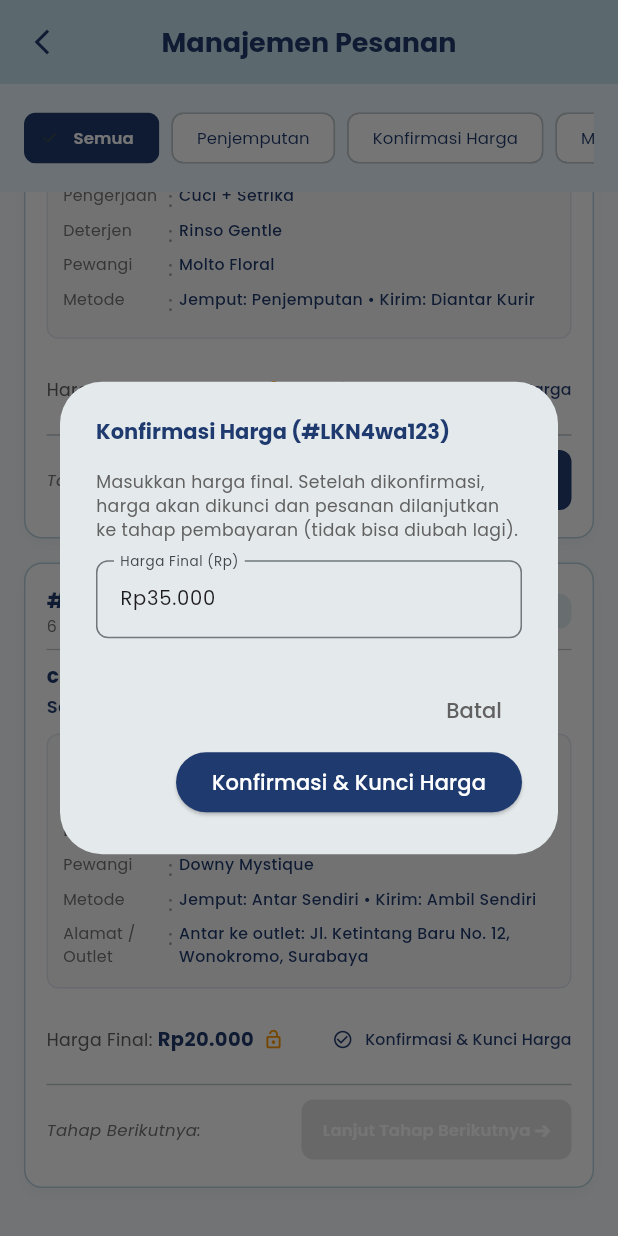
After one commit to 24051214082/laundry-mobile, a Flutter app: the ManageOrdersPage screen opened by its route, scrolled down 268 dp, after a tap on "Konfirmasi & Kunci Harga", on a phone screen of 412 x 824 dp. The commit adds this screen. Run offline on Flutter 3.47's test engine with Material 3 defaults, Android fonts, the phone set to English and light mode, and no system bars; our stand-ins replace google_fonts.

Commit message:
manaj pesanan sementara -onel

```diff
--- a/lib/main.dart
+++ b/lib/main.dart
@@ -3,7 +3,6 @@ import 'package:google_fonts/google_fonts.dart';
 import 'admin_chat_list_page.dart';
 import 'admin_chat_room_page.dart';
 import 'admin_notification_page.dart';
-
 import 'login_page.dart';
 import 'signup_page.dart';
 import 'home_page.dart';
@@ -21,6 +20,7 @@ import 'profile_page.dart';
 import 'admin_home_page.dart';
 import 'rekapitulasi_transaksi.dart';
 import 'admin_profile_page.dart';
+import 'manage_orders_page.dart';
 
 void main() {
   WidgetsFlutterBinding.ensureInitialized();
@@ -68,6 +68,7 @@ class MyApp extends StatelessWidget {
         '/admin-notification': (context) => const AdminNotificationPage(),
         '/admin-chat-room': (context) => const AdminChatRoomPage(),
         '/admin-chat': (context) => const AdminChatListPage(),
+        '/manage-orders': (context) => const ManageOrdersPage(),
       },
     );
   }
--- /dev/null
+++ b/lib/manage_orders_page.dart
@@ -0,0 +1,566 @@
+import 'package:flutter/material.dart';
+import 'package:google_fonts/google_fonts.dart';
+import 'order_confirmation_page.dart';
+
+class ManageOrdersPage extends StatefulWidget {
+  const ManageOrdersPage({super.key});
+
+  @override
+  State<ManageOrdersPage> createState() => _ManageOrdersPageState();
+}
+
+class AdminOrderModel {
+  final String id;
+  final String customerName;
+  final String orderDate;
+  final OrderSummary summary;
+  String status;
+  String finalPrice;
+  bool isPriceLocked;
+
+  AdminOrderModel({
+    required this.id,
+    required this.customerName,
+    required this.orderDate,
+    required this.summary,
+    required this.status,
+    required this.finalPrice,
+    this.isPriceLocked = false,
+  });
+}
+
+class _ManageOrdersPageState extends State<ManageOrdersPage> {
+  // Filter utama yang dipilih di navbar
+  String _activeFilter = 'Semua';
+
+  final List<String> _statusSequence = [
+    'Penjemputan',
+    'Konfirmasi Harga',
+    'Menunggu Pembayaran',
+    'Waiting',
+    'Pencucian',
+    'Pengeringan',
+    'Penyetrikaan',
+    'Pengantaran',
+    'Menunggu Pengambilan',
+    'Selesai',
+  ];
+
+  final List<AdminOrderModel> _orders = [
+    AdminOrderModel(
+      id: '#LKN4wa123',
+      customerName: 'cust a',
+      orderDate: '6 November 2026, 09:00 WIB',
+      status: 'Penjemputan',
+      finalPrice: 'Rp35.000',
+      isPriceLocked: false,
+      summary: const OrderSummary(
+        jenisLaundry: 'Laundry Kiloan',
+        kecepatan: 'Reguler',
+        pengerjaan: 'Cuci + Setrika',
+        deterjen: 'Rinso Gentle',
+        pewangi: 'Molto Floral',
+        metode: 'Jemput: Penjemputan • Kirim: Diantar Kurir',
+        jadwal: '6 November 2026, 09:00 WIB',
+        alamat: 'Jl. Ketintang Madya No. 45, Surabaya',
+        biaya: [
+          CostItem('Tarif minimum kiloan (7kg)', 'Rp20.000'),
+          CostItem('Layanan Cuci + Setrika', 'Rp5.000'),
+          CostItem('Deterjen (Rinso Gentle)', 'Rp1.000'),
+          CostItem('Pewangi (Molto Floral)', 'Rp1.000'),
+        ],
+        subtotal: 'Rp35.000',
+      ),
+    ),
+    AdminOrderModel(
+      id: '#LKN4wa456',
+      customerName: 'cust b',
+      orderDate: '6 November 2026, 10:15 WIB',
+      status: 'Konfirmasi Harga',
+      finalPrice: 'Rp20.000',
+      isPriceLocked: false,
+      summary: const OrderSummary(
+        jenisLaundry: 'Satuan: Jaket Jeans',
+        kecepatan: 'Reguler',
+        pengerjaan: 'Cuci Saja',
+        deterjen: 'Standar / Bawa Sendiri',
+        pewangi: 'Downy Mystique',
+        metode: 'Jemput: Antar Sendiri • Kirim: Ambil Sendiri',
+        jadwal: 'Pelanggan antar langsung ke outlet',
+        alamat: 'Antar ke outlet: Jl. Ketintang Baru No. 12, Wonokromo, Surabaya',
+        biaya: [
+          CostItem('Satuan (Jaket Jeans)', 'Mulai Rp20.000'),
+          CostItem('Pewangi (Downy Mystique)', 'Rp1.000'),
+        ],
+        subtotal: 'Mulai Rp21.000',
+      ),
+    ),
+  ];
+
+  // Logika pencocokan filter kategori terkelompok
+  List<AdminOrderModel> get _filteredOrders {
+    if (_activeFilter == 'Semua') return _orders;
+    if (_activeFilter == 'Diproses') {
+      return _orders.where((o) => o.status == 'Pencucian' || o.status == 'Pengeringan' || o.status == 'Penyetrikaan').toList();
+    }
+    if (_activeFilter == 'Penyerahan Pesanan') {
+      return _orders.where((o) => o.status == 'Pengantaran' || o.status == 'Menunggu Pengambilan').toList();
+    }
+    return _orders.where((o) => o.status == _activeFilter).toList();
+  }
+
+  void _advanceStatus(AdminOrderModel order) {
+    if (order.status == 'Penyetrikaan') {
+      setState(() {
+        bool isDelivery = order.summary.metode.toLowerCase().contains('diantar kurir') ||
+            order.summary.metode.toLowerCase().contains('kurir');
+        if (isDelivery) {
+          order.status = 'Pengantaran';
+        } else {
+          order.status = 'Menunggu Pengambilan';
+        }
+        order.isPriceLocked = true;
+      });
+      ScaffoldMessenger.of(context).showSnackBar(
+        SnackBar(
+          backgroundColor: const Color(0xFF1F3A6E),
+          content: Text(
+            'Status ${order.id} diperbarui menjadi: "${order.status}"',
+            style: GoogleFonts.poppins(fontSize: 12, color: Colors.white),
+          ),
+        ),
+      );
+      return;
+    }
+
+    if (order.status == 'Pengantaran' || order.status == 'Menunggu Pengambilan') {
+      setState(() {
+        order.status = 'Selesai';
+      });
+      ScaffoldMessenger.of(context).showSnackBar(
+        SnackBar(
+          backgroundColor: const Color(0xFF16A34A),
+          content: Text(
+            'Pesanan ${order.id} telah diselesaikan sepenuhnya!',
+            style: GoogleFonts.poppins(fontSize: 12, color: Colors.white),
+          ),
+        ),
+      );
+      return;
+    }
+
+    int currentIndex = _statusSequence.indexOf(order.status);
+    if (currentIndex != -1 && currentIndex < _statusSequence.length - 1) {
+      setState(() {
+        order.status = _statusSequence[currentIndex + 1];
+        if (_statusSequence.indexOf(order.status) >= 2) {
+          order.isPriceLocked = true;
+        }
+      });
+      ScaffoldMessenger.of(context).showSnackBar(
+        SnackBar(
+          backgroundColor: const Color(0xFF1F3A6E),
+          content: Text(
+            'Status ${order.id} diperbarui menjadi: "${order.status}"',
+            style: GoogleFonts.poppins(fontSize: 12, color: Colors.white),
+          ),
+        ),
+      );
+    }
+  }
+
+  void _showConfirmPriceDialog(AdminOrderModel order) {
+    final TextEditingController priceController = TextEditingController(text: order.finalPrice);
+
+    showDialog(
+      context: context,
+      builder: (context) {
+        return AlertDialog(
+          title: Text(
+            'Konfirmasi Harga (${order.id})',
+            style: GoogleFonts.poppins(fontSize: 14, fontWeight: FontWeight.w700, color: const Color(0xFF1F3A6E)),
+          ),
+          content: Column(
+            mainAxisSize: MainAxisSize.min,
+            crossAxisAlignment: CrossAxisAlignment.start,
+            children: [
+              Text(
+                'Masukkan harga final. Setelah dikonfirmasi, harga akan dikunci dan pesanan dilanjutkan ke tahap pembayaran (tidak bisa diubah lagi).',
+                style: GoogleFonts.poppins(fontSize: 11.5, color: Colors.grey.shade700),
+              ),
+              const SizedBox(height: 12),
+              TextField(
+                controller: priceController,
+                decoration: InputDecoration(
+                  labelText: 'Harga Final (Rp)',
+                  labelStyle: GoogleFonts.poppins(fontSize: 12),
+                  border: OutlineInputBorder(borderRadius: BorderRadius.circular(8)),
+                ),
+                style: GoogleFonts.poppins(fontSize: 13),
+              ),
+            ],
+          ),
+          actions: [
+            TextButton(
+              onPressed: () => Navigator.pop(context),
+              child: Text('Batal', style: GoogleFonts.poppins(color: Colors.grey.shade700)),
+            ),
+            ElevatedButton(
+              style: ElevatedButton.styleFrom(backgroundColor: const Color(0xFF1F3A6E)),
+              onPressed: () {
+                setState(() {
+                  order.finalPrice = priceController.text;
+                  order.isPriceLocked = true;
+                  order.status = 'Menunggu Pembayaran';
+                });
+                Navigator.pop(context);
+                ScaffoldMessenger.of(context).showSnackBar(
+                  SnackBar(
+                    backgroundColor: const Color(0xFF16A34A),
+                    content: Text(
+                      'Harga dikonfirmasi (${order.finalPrice}) dan dikunci.',
+                      style: GoogleFonts.poppins(fontSize: 12, color: Colors.white),
+                    ),
+                  ),
+                );
+              },
+              child: Text('Konfirmasi & Kunci Harga', style: GoogleFonts.poppins(color: Colors.white)),
+            ),
+          ],
+        );
+      },
+    );
+  }
+
+  @override
+  Widget build(BuildContext context) {
+    return Scaffold(
+      backgroundColor: const Color(0xFFF7FBFD),
+      appBar: AppBar(
+        backgroundColor: const Color(0xFFD6EFFB),
+        elevation: 0,
+        centerTitle: true,
+        leading: IconButton(
+          icon: const Icon(Icons.arrow_back_ios_new, color: Color(0xFF1F3A6E), size: 20),
+          onPressed: () => Navigator.pop(context),
+        ),
+        title: Text(
+          'Manajemen Pesanan',
+          style: GoogleFonts.poppins(
+            fontSize: 18,
+            fontWeight: FontWeight.w700,
+            color: const Color(0xFF1F3A6E),
+          ),
+        ),
+      ),
+      body: Column(
+        children: [
+          // Navbar Filter yang Dikelompokkan
+          Container(
+            padding: const EdgeInsets.symmetric(horizontal: 16, vertical: 12),
+            color: const Color(0xFFD6EFFB).withOpacity(0.4),
+            child: SingleChildScrollView(
+              scrollDirection: Axis.horizontal,
+              child: Row(
+                children: [
+                  'Semua',
+                  'Penjemputan',
+                  'Konfirmasi Harga',
+                  'Menunggu Pembayaran',
+                  'Waiting',
+                  'Diproses', // Kelompok: Pencucian, Pengeringan, Penyetrikaan
+                  'Penyerahan Pesanan', // Kelompok: Pengantaran, Menunggu Pengambilan
+                  'Selesai'
+                ].map((filter) {
+                  final isSelected = _activeFilter == filter;
+                  return Padding(
+                    padding: const EdgeInsets.only(right: 8),
+                    child: ChoiceChip(
+                      label: Text(filter),
+                      selected: isSelected,
+                      selectedColor: const Color(0xFF1F3A6E),
+                      backgroundColor: Colors.white,
+                      labelStyle: GoogleFonts.poppins(
+                        fontSize: 11,
+                        fontWeight: isSelected ? FontWeight.w600 : FontWeight.w400,
+                        color: isSelected ? Colors.white : const Color(0xFF1F3A6E),
+                      ),
+                      onSelected: (selected) {
+                        if (selected) setState(() => _activeFilter = filter);
+                      },
+                    ),
+                  );
+                }).toList(),
+              ),
+            ),
+          ),
+          Expanded(
+            child: _filteredOrders.isEmpty
+                ? Center(
+              child: Text(
+                'Tidak ada pesanan dengan filter "$_activeFilter"',
+                style: GoogleFonts.poppins(fontSize: 13, color: const Color(0xFF64748B)),
+              ),
+            )
+                : ListView.builder(
+              padding: const EdgeInsets.all(16),
+              itemCount: _filteredOrders.length,
+              itemBuilder: (context, index) {
+                final order = _filteredOrders[index];
+                return _buildAdminOrderCard(order);
+              },
+            ),
+          ),
+        ],
+      ),
+    );
+  }
+
+  Widget _buildAdminOrderCard(AdminOrderModel order) {
+    bool isPickUp = order.summary.metode.toLowerCase().contains('penjemputan');
+    bool showPickUpSection = isPickUp && order.status == 'Penjemputan';
+
+    String buttonText = 'Lanjut Tahap Berikutnya ➔';
+    if (order.status == 'Penjemputan') {
+      buttonText = 'Selesai';
+    } else if (order.status == 'Menunggu Pembayaran') {
+      buttonText = 'Konfirmasi Pembayaran ➔';
+    } else if (order.status == 'Pengantaran' || order.status == 'Menunggu Pengambilan') {
+      buttonText = 'Selesai';
+    }
+
+    return Container(
+      margin: const EdgeInsets.only(bottom: 16),
+      padding: const EdgeInsets.all(14),
+      decoration: BoxDecoration(
+        color: Colors.white,
+        borderRadius: BorderRadius.circular(12),
+        border: Border.all(color: const Color(0xFFB9D3DF), width: 1),
+        boxShadow: [
+          BoxShadow(
+            color: const Color(0xFF1F3A6E).withOpacity(0.04),
+            blurRadius: 8,
+            offset: const Offset(0, 3),
+          ),
+        ],
+      ),
+      child: Column(
+        crossAxisAlignment: CrossAxisAlignment.start,
+        children: [
+          Row(
+            mainAxisAlignment: MainAxisAlignment.spaceBetween,
+            children: [
+              Column(
+                crossAxisAlignment: CrossAxisAlignment.start,
+                children: [
+                  Text(
+                    order.id,
+                    style: GoogleFonts.poppins(
+                      fontSize: 14,
+                      fontWeight: FontWeight.w700,
+                      color: const Color(0xFF1F3A6E),
+                    ),
+                  ),
+                  Text(
+                    order.orderDate,
+                    style: GoogleFonts.poppins(fontSize: 10.5, color: Colors.grey.shade600),
+                  ),
+                ],
+              ),
+              Container(
+                padding: const EdgeInsets.symmetric(horizontal: 10, vertical: 4),
+                decoration: BoxDecoration(
+                  color: const Color(0xFFE3EEF3),
+                  borderRadius: BorderRadius.circular(8),
+                ),
+                child: Text(
+                  order.status,
+                  style: GoogleFonts.poppins(
+                    fontSize: 10.5,
+                    fontWeight: FontWeight.w600,
+                    color: const Color(0xFF1F3A6E),
+                  ),
+                ),
+              ),
+            ],
+          ),
+          const Divider(height: 16, thickness: 0.8),
+
+          Text(
+            order.customerName,
+            style: GoogleFonts.poppins(
+              fontSize: 13.5,
+              fontWeight: FontWeight.w700,
+              color: const Color(0xFF1F3A6E),
+            ),
+          ),
+          const SizedBox(height: 2),
+          Text(
+            order.summary.jenisLaundry,
+            style: GoogleFonts.poppins(
+              fontSize: 12,
+              fontWeight: FontWeight.w600,
+              color: const Color(0xFF263F73),
+            ),
+          ),
+          const SizedBox(height: 10),
+
+          if (showPickUpSection) ...[
+            Container(
+              width: double.infinity,
+              padding: const EdgeInsets.all(10),
+              decoration: BoxDecoration(
+                color: const Color(0xFFFFFBEB),
+                borderRadius: BorderRadius.circular(8),
+                border: Border.all(color: const Color(0xFFFDE68A)),
+              ),
+              child: Column(
+                crossAxisAlignment: CrossAxisAlignment.start,
+                children: [
+                  Row(
+                    children: [
+                      const Icon(Icons.local_shipping_rounded, size: 14, color: Color(0xFFD97706)),
+                      const SizedBox(width: 6),
+                      Text(
+                        'Penjemputan',
+                        style: GoogleFonts.poppins(fontSize: 12, fontWeight: FontWeight.w700, color: const Color(0xFF92400E)),
+                      ),
+                    ],
+                  ),
+                  const SizedBox(height: 4),
+                  _buildInfoRow('Jadwal', order.summary.jadwal),
+                  _buildInfoRow('Alamat', order.summary.alamat),
+                ],
+              ),
+            ),
+            const SizedBox(height: 10),
+          ],
+
+          Container(
+            padding: const EdgeInsets.all(10),
+            decoration: BoxDecoration(
+              color: const Color(0xFFF8F9FA),
+              borderRadius: BorderRadius.circular(8),
+              border: Border.all(color: const Color(0xFFE2E8F0)),
+            ),
+            child: Column(
+              crossAxisAlignment: CrossAxisAlignment.start,
+              children: [
+                _buildInfoRow('Kecepatan', order.summary.kecepatan),
+                _buildInfoRow('Pengerjaan', order.summary.pengerjaan),
+                _buildInfoRow('Deterjen', order.summary.deterjen),
+                _buildInfoRow('Pewangi', order.summary.pewangi),
+                _buildInfoRow('Metode', order.summary.metode),
+                if (!isPickUp) _buildInfoRow('Alamat / Outlet', order.summary.alamat),
+              ],
+            ),
+          ),
+          const SizedBox(height: 10),
+
+          Row(
+            mainAxisAlignment: MainAxisAlignment.spaceBetween,
+            children: [
+              Row(
+                children: [
+                  Text(
+                    'Harga Final: ',
+                    style: GoogleFonts.poppins(fontSize: 11.5, color: Colors.grey.shade700),
+                  ),
+                  Text(
+                    order.finalPrice,
+                    style: GoogleFonts.poppins(fontSize: 13, fontWeight: FontWeight.w700, color: const Color(0xFF1F3A6E)),
+                  ),
+                  const SizedBox(width: 6),
+                  if (order.isPriceLocked)
+                    const Icon(Icons.lock_rounded, size: 14, color: Colors.green)
+                  else
+                    const Icon(Icons.lock_open_rounded, size: 14, color: Colors.orange),
+                ],
+              ),
+              if (!order.isPriceLocked)
+                TextButton.icon(
+                  onPressed: () => _showConfirmPriceDialog(order),
+                  icon: const Icon(Icons.check_circle_outline, size: 14, color: Color(0xFF263F73)),
+                  label: Text('Konfirmasi & Kunci Harga', style: GoogleFonts.poppins(fontSize: 10.5, color: const Color(0xFF263F73))),
+                  style: TextButton.styleFrom(padding: EdgeInsets.zero),
+                )
+              else
+                Text(
+                  'Harga Dikunci (Terkunci)',
+                  style: GoogleFonts.poppins(fontSize: 10.5, color: Colors.green.shade700, fontWeight: FontWeight.w600),
+                ),
+            ],
+          ),
+          const Divider(height: 12),
+
+          Row(
+            mainAxisAlignment: MainAxisAlignment.spaceBetween,
+            children: [
+              Text(
+                order.status == 'Selesai' ? 'Pesanan Selesai' : 'Tahap Berikutnya:',
+                style: GoogleFonts.poppins(fontSize: 11, fontStyle: FontStyle.italic, color: Colors.grey.shade600),
+              ),
+              if (order.status != 'Selesai')
+                ElevatedButton(
+                  onPressed: (!order.isPriceLocked && order.status == 'Konfirmasi Harga')
+                      ? null
+                      : () => _advanceStatus(order),
+                  style: ElevatedButton.styleFrom(
+                    backgroundColor: const Color(0xFF263F73),
+                    elevation: 0,
+                    shape: RoundedRectangleBorder(borderRadius: BorderRadius.circular(8)),
+                    padding: const EdgeInsets.symmetric(horizontal: 14, vertical: 8),
+                  ),
+                  child: Text(
+                    buttonText,
+                    style: GoogleFonts.poppins(fontSize: 11, color: Colors.white, fontWeight: FontWeight.w600),
+                  ),
+                )
+              else
+                Container(
+                  padding: const EdgeInsets.symmetric(horizontal: 10, vertical: 4),
+                  decoration: BoxDecoration(
+                    color: Colors.green.shade100,
+                    borderRadius: BorderRadius.circular(6),
+                  ),
+                  child: Text(
+                    'Selesai 100%',
+                    style: GoogleFonts.poppins(fontSize: 11, fontWeight: FontWeight.w700, color: Colors.green.shade800),
+                  ),
+                ),
+            ],
+          ),
+        ],
+      ),
+    );
+  }
+
+  Widget _buildInfoRow(String label, String value) {
+    return Padding(
+      padding: const EdgeInsets.only(bottom: 3),
+      child: Row(
+        crossAxisAlignment: CrossAxisAlignment.start,
+        children: [
+          SizedBox(
+            width: 70,
+            child: Text(
+              label,
+              style: GoogleFonts.poppins(fontSize: 10.5, color: Colors.grey.shade600),
+            ),
+          ),
+          const Text(': ', style: TextStyle(color: Colors.grey)),
+          Expanded(
+            child: Text(
+              value,
+              style: GoogleFonts.poppins(
+                fontSize: 10.5,
+                fontWeight: FontWeight.w500,
+                color: const Color(0xFF1F3A6E),
+              ),
+            ),
+          ),
+        ],
+      ),
+    );
+  }
+}
```
